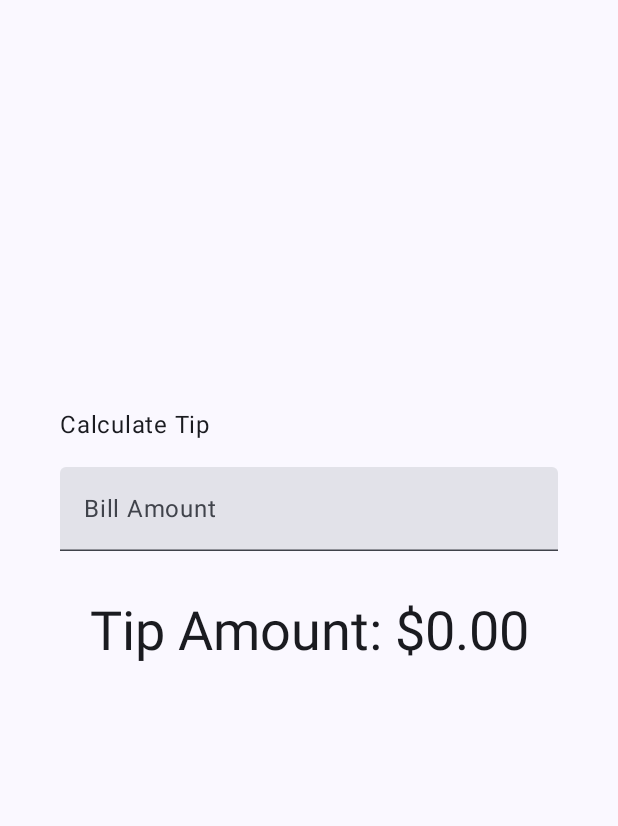
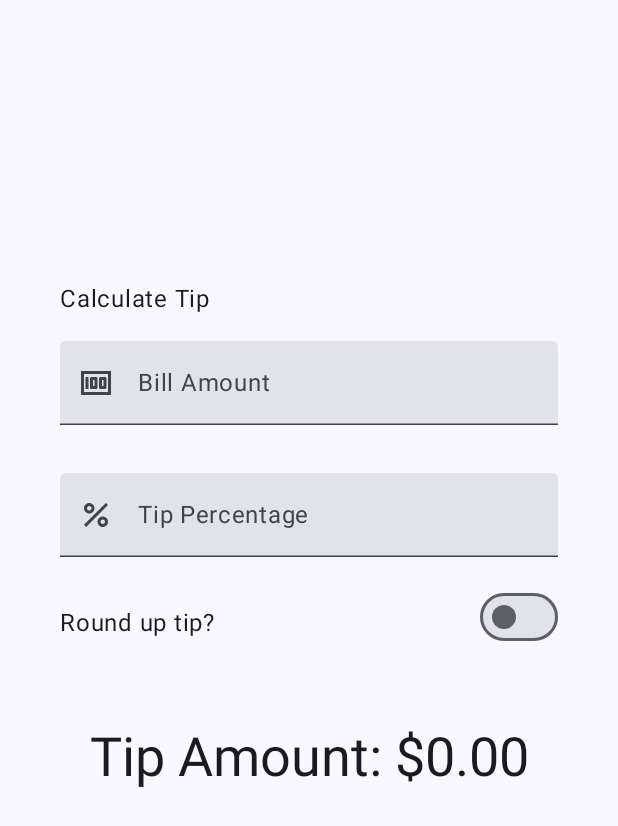
Before and after one commit to Neeraj1108Yadav/ComposeBasics, an Android app built with Jetpack Compose: the screen it shows after launch (MainActivity), on a phone screen of 412 x 824 dp. Shown: the top 826 px of the screen. Run offline under Robolectric (Android 15) with nearby library versions, the phone set to English and light mode, and no system bars.

Commit message:
custom tip added with round up

```diff
--- a/app/src/main/java/com/example/composeusingstate/MainActivity.kt
+++ b/app/src/main/java/com/example/composeusingstate/MainActivity.kt
@@ -4,18 +4,28 @@ import android.os.Bundle
 import androidx.activity.ComponentActivity
 import androidx.activity.compose.setContent
 import androidx.activity.enableEdgeToEdge
+import androidx.annotation.DrawableRes
+import androidx.annotation.StringRes
 import androidx.compose.foundation.layout.Arrangement
 import androidx.compose.foundation.layout.Column
+import androidx.compose.foundation.layout.Row
 import androidx.compose.foundation.layout.Spacer
 import androidx.compose.foundation.layout.fillMaxSize
 import androidx.compose.foundation.layout.fillMaxWidth
 import androidx.compose.foundation.layout.height
 import androidx.compose.foundation.layout.padding
 import androidx.compose.foundation.layout.safeDrawingPadding
+import androidx.compose.foundation.layout.size
 import androidx.compose.foundation.layout.statusBarsPadding
+import androidx.compose.foundation.layout.wrapContentHeight
+import androidx.compose.foundation.layout.wrapContentWidth
+import androidx.compose.foundation.rememberScrollState
 import androidx.compose.foundation.text.KeyboardOptions
+import androidx.compose.foundation.verticalScroll
+import androidx.compose.material3.Icon
 import androidx.compose.material3.MaterialTheme
 import androidx.compose.material3.Surface
+import androidx.compose.material3.Switch
 import androidx.compose.material3.Text
 import androidx.compose.material3.TextField
 import androidx.compose.runtime.Composable
@@ -25,12 +35,15 @@ import androidx.compose.runtime.remember
 import androidx.compose.runtime.setValue
 import androidx.compose.ui.Alignment
 import androidx.compose.ui.Modifier
+import androidx.compose.ui.res.painterResource
 import androidx.compose.ui.res.stringResource
+import androidx.compose.ui.text.input.ImeAction
 import androidx.compose.ui.text.input.KeyboardType
 import androidx.compose.ui.tooling.preview.Preview
 import androidx.compose.ui.unit.dp
 import com.example.composeusingstate.ui.theme.ComposeUsingStateTheme
 import java.text.NumberFormat
+import kotlin.math.ceil
 
 //https://medium.com/@joseph.1hach
 class MainActivity : ComponentActivity() {
@@ -52,13 +65,19 @@ class MainActivity : ComponentActivity() {
 @Composable
 fun TipTimeLayout(){
     var amountInput by remember { mutableStateOf("") }
+    var tipInput by remember { mutableStateOf("") }
+    var roundUp by remember { mutableStateOf(false) }
+
     val amount = amountInput.toDoubleOrNull() ?: 0.0
-    val tip = calculateTip(amount)
+    val tipPercent = tipInput.toDoubleOrNull() ?: 0.0
+
+    val tip = calculateTip(amount,tipPercent,roundUp)
 
     Column(modifier = Modifier
         .statusBarsPadding()
         .padding(horizontal = 40.dp)
-        .safeDrawingPadding(),
+        .safeDrawingPadding()
+        .verticalScroll(rememberScrollState()),
         horizontalAlignment = Alignment.CenterHorizontally,
         verticalArrangement = Arrangement.Center
     ) {
@@ -69,11 +88,37 @@ fun TipTimeLayout(){
                 .align(alignment = Alignment.Start)
         )
         EditNumberField(
+              label = R.string.bill_amount,
+              leadingIcon = R.drawable.money,
               value = amountInput,
               onValueChange = { amountInput = it},
+              keyboardOptions = KeyboardOptions.Default.copy(
+                  keyboardType = KeyboardType.Number,
+                  imeAction = ImeAction.Next
+              ),
               modifier = Modifier
-            .padding(bottom = 32.dp)
-            .fillMaxWidth())
+                  .padding(bottom = 32.dp)
+                  .fillMaxWidth()
+        )
+        EditNumberField(
+            label = R.string.how_was_the_service,
+            leadingIcon = R.drawable.percent,
+            value = tipInput,
+            onValueChange = { tipInput = it},
+            keyboardOptions = KeyboardOptions.Default.copy(
+                keyboardType = KeyboardType.Number,
+                imeAction = ImeAction.Done
+            ),
+            modifier = Modifier
+                .padding(bottom = 32.dp)
+                .fillMaxWidth()
+        )
+        RoundTheTip(
+            roundUp = roundUp,
+            onRoundUpChanged = {roundUp = it},
+            modifier = Modifier
+                .padding(bottom = 32.dp)
+        )
         Text(
             text = stringResource(id = R.string.tip_amount,tip),
             style = MaterialTheme.typography.displaySmall
@@ -85,19 +130,43 @@ fun TipTimeLayout(){
 
 @Composable
 fun EditNumberField(
+    @StringRes label:Int,
+    @DrawableRes leadingIcon:Int,
     value:String,
     onValueChange:(String) -> Unit,
-    modifier: Modifier = Modifier){
+    keyboardOptions: KeyboardOptions,
+    modifier: Modifier = Modifier
+){
     TextField(
         value = value,
+        leadingIcon = { Icon(painter = painterResource(id = leadingIcon), contentDescription = null)},
         onValueChange = onValueChange,
         modifier = modifier,
         singleLine = true,
-        label = { Text(text = stringResource(id = R.string.bill_amount))},
-        keyboardOptions = KeyboardOptions(
-            keyboardType = KeyboardType.Number
+        label = { Text(text = stringResource(id = label))},
+        keyboardOptions = keyboardOptions
+    )
+}
+
+@Composable
+fun RoundTheTip(
+    roundUp:Boolean,
+    onRoundUpChanged: (Boolean) -> Unit,
+    modifier: Modifier = Modifier
+){
+    Row(modifier = modifier
+        .fillMaxWidth()
+        .size(48.dp)
+    ) {
+        Text(text = stringResource(R.string.round_up_tip))
+        Switch(
+            checked = roundUp,
+            onCheckedChange = onRoundUpChanged,
+            modifier = modifier
+                .fillMaxWidth()
+                .wrapContentWidth(align = Alignment.End)
         )
-    )
+    }
 }
 /**
  * Calculate the tip based on user input and format the tip amount
@@ -105,8 +174,11 @@ fun EditNumberField(
  * Example would be $10.00
  */
 
-private  fun calculateTip(amount:Double,tipPercent:Double = 15.0):String{
-    val tip = tipPercent/100 * amount
+private  fun calculateTip(amount:Double,tipPercent:Double = 15.0,roundUp:Boolean):String{
+    var tip = tipPercent/100 * amount
+    if(roundUp){
+        tip = ceil(tip)
+    }
     return NumberFormat.getCurrencyInstance().format(tip)
 }
 
--- /dev/null
+++ b/app/src/main/res/drawable/money.xml
@@ -0,0 +1,7 @@
+<?xml version="1.0" encoding="utf-8"?>
+<vector android:height="24dp" android:tint="#000000"
+    android:viewportHeight="24" android:viewportWidth="24"
+    android:width="24dp" xmlns:android="http://schemas.android.com/apk/res/android">
+    <path android:fillColor="@android:color/white" android:pathData="M5,8h2v8L5,16zM12,8L9,8c-0.55,0 -1,0.45 -1,1v6c0,0.55 0.45,1 1,1h3c0.55,0 1,-0.45 1,-1L13,9c0,-0.55 -0.45,-1 -1,-1zM11,14h-1v-4h1v4zM18,8h-3c-0.55,0 -1,0.45 -1,1v6c0,0.55 0.45,1 1,1h3c0.55,0 1,-0.45 1,-1L19,9c0,-0.55 -0.45,-1 -1,-1zM17,14h-1v-4h1v4z"/>
+    <path android:fillColor="@android:color/white" android:pathData="M2,4v16h20L22,4L2,4zM4,18L4,6h16v12L4,18z"/>
+</vector>
--- /dev/null
+++ b/app/src/main/res/drawable/percent.xml
@@ -0,0 +1,8 @@
+<?xml version="1.0" encoding="utf-8"?>
+<vector android:height="24dp" android:tint="#000000"
+    android:viewportHeight="24" android:viewportWidth="24"
+    android:width="24dp" xmlns:android="http://schemas.android.com/apk/res/android">
+    <path android:fillColor="@android:color/white" android:pathData="M7.5,11C9.43,11 11,9.43 11,7.5S9.43,4 7.5,4S4,5.57 4,7.5S5.57,11 7.5,11zM7.5,6C8.33,6 9,6.67 9,7.5S8.33,9 7.5,9S6,8.33 6,7.5S6.67,6 7.5,6z"/>
+    <path android:fillColor="@android:color/white" android:pathData="M4.0025,18.5831l14.5875,-14.5875l1.4142,1.4142l-14.5875,14.5875z"/>
+    <path android:fillColor="@android:color/white" android:pathData="M16.5,13c-1.93,0 -3.5,1.57 -3.5,3.5s1.57,3.5 3.5,3.5s3.5,-1.57 3.5,-3.5S18.43,13 16.5,13zM16.5,18c-0.83,0 -1.5,-0.67 -1.5,-1.5s0.67,-1.5 1.5,-1.5s1.5,0.67 1.5,1.5S17.33,18 16.5,18z"/>
+</vector>
--- a/app/src/main/res/values/strings.xml
+++ b/app/src/main/res/values/strings.xml
@@ -3,4 +3,6 @@
     <string name="calculate_tip">Calculate Tip</string>
     <string name="bill_amount">Bill Amount</string>
     <string name="tip_amount">Tip Amount: %s</string>
+    <string name="how_was_the_service">Tip Percentage</string>
+    <string name="round_up_tip">Round up tip?</string>
 </resources>
```
